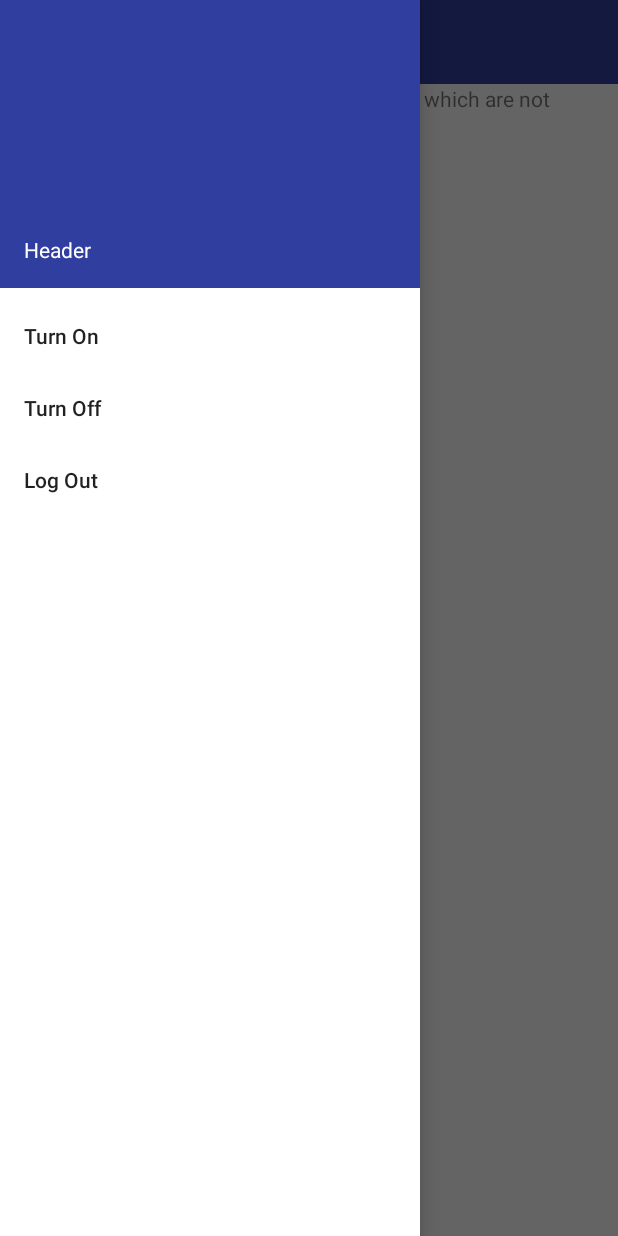
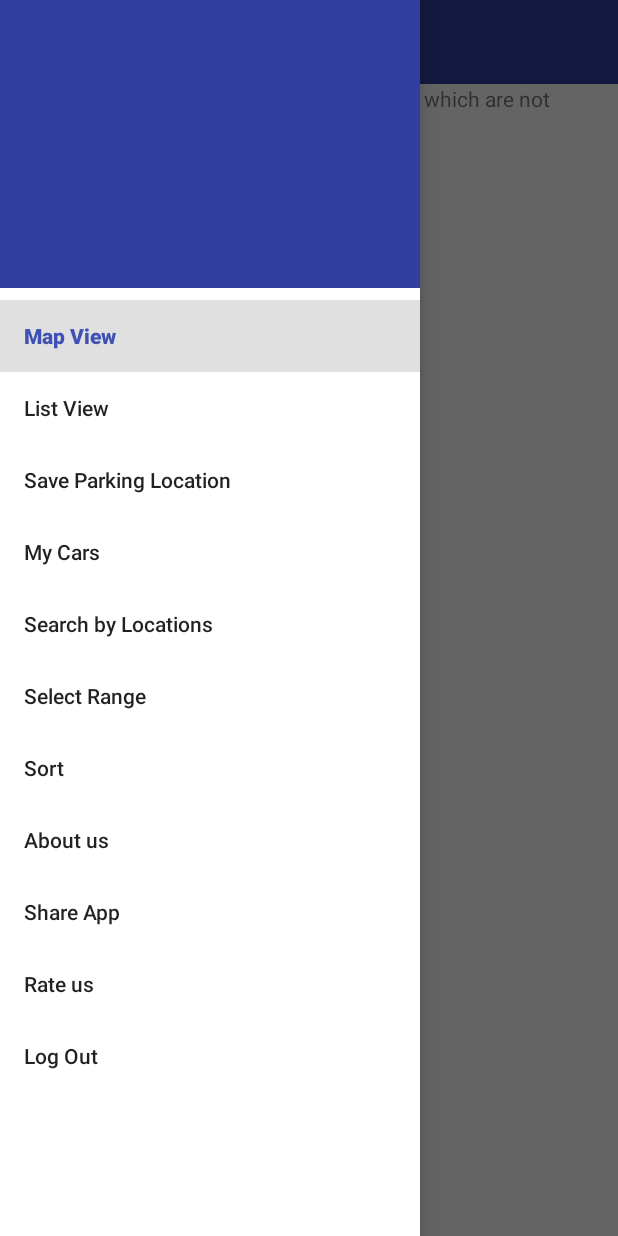
Before and after one commit to HiepBP/-FPT-CAPSTONE-PGSS, an Android app: the UserActivity screen opened directly, with no data from a screen before it, with the side drawer open, on a phone screen of 412 x 824 dp. Run offline under Robolectric (Android 15) with nearby library versions, the phone set to English and light mode, and no system bars; our stand-ins replace ButterKnife; libraries missing offline, so code that uses them is left out: com.pubnub.api; 3 statements that could not run were skipped.

Commit message:
Update Navigation Drawer for User Activity

```diff
--- a/Android/app/src/main/AndroidManifest.xml
+++ b/Android/app/src/main/AndroidManifest.xml
@@ -47,7 +47,7 @@
             android:value="@string/google_maps_key" />
 
         <activity
-            android:name=".activities.MapsActivity"
+            android:name=".activities.UserActivity"
             android:label="@string/title_activity_maps"
             android:theme="@style/AppTheme.NoActionBar" />
         <activity
--- a/Android/app/src/main/java/com/fptuni/capstone/pgss/activities/LoginActivity.java
+++ b/Android/app/src/main/java/com/fptuni/capstone/pgss/activities/LoginActivity.java
@@ -4,8 +4,6 @@ import android.content.Intent;
 import android.os.Bundle;
 import android.support.v7.app.AppCompatActivity;
 import android.view.View;
-import android.view.Window;
-import android.view.WindowManager;
 import android.widget.Button;
 import android.widget.EditText;
 import android.widget.TextView;
@@ -62,7 +60,7 @@ public class LoginActivity extends AppCompatActivity {
                 if (result.isSuccess()) {
                     AccountHelper.save(LoginActivity.this, account);
                     // TODO: load Activity based on account role
-                    Intent intent = new Intent(LoginActivity.this, MapsActivity.class);
+                    Intent intent = new Intent(LoginActivity.this, UserActivity.class);
                     startActivity(intent);
                     finish();
                 } else {
--- a/Android/app/src/main/java/com/fptuni/capstone/pgss/activities/MainActivity.java
+++ b/Android/app/src/main/java/com/fptuni/capstone/pgss/activities/MainActivity.java
@@ -2,13 +2,8 @@ package com.fptuni.capstone.pgss.activities;
 
 import android.content.Intent;
 import android.os.Bundle;
-import android.support.design.widget.FloatingActionButton;
-import android.support.design.widget.Snackbar;
 import android.support.v7.app.AppCompatActivity;
 import android.support.v7.widget.Toolbar;
-import android.view.View;
-import android.view.Menu;
-import android.view.MenuItem;
 
 import com.fptuni.capstone.pgss.R;
 import com.fptuni.capstone.pgss.helpers.AccountHelper;
@@ -31,7 +26,7 @@ public class MainActivity extends AppCompatActivity {
             intent = new Intent(this, LoginActivity.class);
         } else {
             // TODO: load activity based on account role
-            intent = new Intent(this, MapsActivity.class);
+            intent = new Intent(this, UserActivity.class);
         }
         startActivity(intent);
         finish();
--- a/Android/app/src/main/java/com/fptuni/capstone/pgss/activities/MapsActivity.java
+++ b/Android/app/src/main/java/com/fptuni/capstone/pgss/activities/UserActivity.java
@@ -11,24 +11,25 @@ import android.support.annotation.NonNull;
 import android.support.annotation.Nullable;
 import android.support.design.widget.NavigationView;
 import android.support.v4.app.ActivityCompat;
-import android.support.v4.app.FragmentActivity;
-import android.support.v4.view.GravityCompat;
 import android.support.v4.widget.DrawerLayout;
 import android.support.v7.app.ActionBarDrawerToggle;
 import android.support.v7.app.AppCompatActivity;
 import android.support.v7.widget.Toolbar;
 import android.util.Log;
 import android.view.MenuItem;
+import android.view.View;
+import android.widget.TextView;
 import android.widget.Toast;
 
 import com.fptuni.capstone.pgss.R;
+import com.fptuni.capstone.pgss.helpers.AccountHelper;
 import com.fptuni.capstone.pgss.helpers.MapMarkerHelper;
 import com.fptuni.capstone.pgss.helpers.PubNubHelper;
 import com.fptuni.capstone.pgss.interfaces.CarParkClient;
+import com.fptuni.capstone.pgss.models.Account;
 import com.fptuni.capstone.pgss.models.CarPark;
 import com.fptuni.capstone.pgss.models.CarParkWithGeo;
 import com.fptuni.capstone.pgss.models.Geo;
-import com.fptuni.capstone.pgss.network.ControlPubnubPackage;
 import com.fptuni.capstone.pgss.network.GetCoordinatePackage;
 import com.fptuni.capstone.pgss.network.ServiceGenerator;
 import com.google.android.gms.common.ConnectionResult;
@@ -52,14 +53,11 @@ import com.google.android.gms.maps.model.Marker;
 import com.google.android.gms.maps.model.MarkerOptions;
 import com.google.gson.JsonObject;
 import com.pubnub.api.PubNub;
-import com.pubnub.api.callbacks.PNCallback;
 import com.pubnub.api.callbacks.SubscribeCallback;
-import com.pubnub.api.models.consumer.PNPublishResult;
 import com.pubnub.api.models.consumer.PNStatus;
 import com.pubnub.api.models.consumer.pubsub.PNMessageResult;
 import com.pubnub.api.models.consumer.pubsub.PNPresenceEventResult;
 
-import java.util.Arrays;
 import java.util.HashMap;
 import java.util.List;
 
@@ -68,7 +66,7 @@ import retrofit2.Call;
 import retrofit2.Callback;
 import retrofit2.Response;
 
-public class MapsActivity extends AppCompatActivity implements OnMapReadyCallback, GoogleApiClient.ConnectionCallbacks, GoogleApiClient.OnConnectionFailedListener {
+public class UserActivity extends AppCompatActivity implements OnMapReadyCallback, GoogleApiClient.ConnectionCallbacks, GoogleApiClient.OnConnectionFailedListener {
 
     protected static final int REQUEST_CHECK_SETTINGS = 0x1;
 
@@ -89,7 +87,7 @@ public class MapsActivity extends AppCompatActivity implements OnMapReadyCallbac
     @Override
     protected void onCreate(Bundle savedInstanceState) {
         super.onCreate(savedInstanceState);
-        setContentView(R.layout.activity_maps);
+        setContentView(R.layout.activity_user);
         ButterKnife.bind(this);
 
         initiateInstance();
@@ -110,7 +108,7 @@ public class MapsActivity extends AppCompatActivity implements OnMapReadyCallbac
     private void initiateInstance() {
         // Obtain the SupportMapFragment and get notified when the map is ready to be used.
         SupportMapFragment mapFragment = (SupportMapFragment) getSupportFragmentManager()
-                .findFragmentById(R.id.fragment_maps_map);
+                .findFragmentById(R.id.fragment_user_map);
         mapFragment.getMapAsync(this);
 
         markerMap = new HashMap<>();
@@ -129,47 +127,75 @@ public class MapsActivity extends AppCompatActivity implements OnMapReadyCallbac
         // Drawer
         toolbar = (Toolbar) findViewById(R.id.toolbar);
         setSupportActionBar(toolbar);
-        drawerLayout = (DrawerLayout) findViewById(R.id.drawer_layout);
-        navigationMenu = (NavigationView) findViewById(R.id.nvView);
+        drawerLayout = (DrawerLayout) findViewById(R.id.drawerlayout_user);
+        navigationMenu = (NavigationView) findViewById(R.id.navigationview_user);
         setupDrawerContent();
         drawerToggle = new ActionBarDrawerToggle(this, drawerLayout, toolbar,
                 R.string.drawer_open, R.string.drawer_close);
         drawerLayout.addDrawerListener(drawerToggle);
+        View header = navigationMenu.getHeaderView(0);
+        TextView tvUsername = (TextView) header.findViewById(R.id.textview_header_user_username);
+        Account account = AccountHelper.get(this);
+        tvUsername.setText(account.getUsername());
     }
 
     private void setupDrawerContent() {
         navigationMenu.setNavigationItemSelectedListener(new NavigationView.OnNavigationItemSelectedListener() {
             @Override
             public boolean onNavigationItemSelected(@NonNull MenuItem item) {
-                selectDrawerItem(item);
+                onDrawerItemClick(item);
                 return true;
             }
         });
     }
 
-    private void selectDrawerItem(MenuItem item) {
+    private void onDrawerItemClick(MenuItem item) {
         switch (item.getItemId()) {
-            case R.id.nav_first_fragment:
-                ControlPubnubPackage message = new ControlPubnubPackage();
-                message.setHub_name("Hub 1");
-                message.setDevice_name("Detector 1");
-                message.setCommand("test");
-                pubNub.publish()
-                        .message(message)
-                        .channel("control")
-                        .usePOST(true)
-                        .async(new PNCallback<PNPublishResult>() {
-                            @Override
-                            public void onResponse(PNPublishResult result, PNStatus status) {
-
-                            }
-                        });
+            case R.id.nav_user_map_view:
+                // TODO: navigation drawer map view click
+                Toast.makeText(this, item.getTitle() + " clicked", Toast.LENGTH_SHORT).show();
                 break;
-            case R.id.nav_second_fragment:
-                Toast.makeText(this, "Second Fragment", Toast.LENGTH_SHORT).show();
+            case R.id.nav_user_list_view:
+                // TODO: navigation drawer list view click
+                Toast.makeText(this, item.getTitle() + " clicked", Toast.LENGTH_SHORT).show();
                 break;
-            case R.id.nav_third_fragment:
-                Toast.makeText(this, "Third Fragment", Toast.LENGTH_SHORT).show();
+            case R.id.nav_user_save_parking:
+                // TODO: navigation drawer save parking click
+                Toast.makeText(this, item.getTitle() + " clicked", Toast.LENGTH_SHORT).show();
+                break;
+            case R.id.nav_user_my_cars:
+                // TODO: navigation drawer my cars click
+                Toast.makeText(this, item.getTitle() + " clicked", Toast.LENGTH_SHORT).show();
+                break;
+            case R.id.nav_user_search_location:
+                // TODO: navigation drawer search location click
+                Toast.makeText(this, item.getTitle() + " clicked", Toast.LENGTH_SHORT).show();
+                break;
+            case R.id.nav_user_select_range:
+                // TODO: navigation drawer select range click
+                Toast.makeText(this, item.getTitle() + " clicked", Toast.LENGTH_SHORT).show();
+                break;
+            case R.id.nav_user_sort:
+                // TODO: navigation drawer sort click
+                Toast.makeText(this, item.getTitle() + " clicked", Toast.LENGTH_SHORT).show();
+                break;
+            case R.id.nav_user_about_us:
+                // TODO: navigation drawer about us click
+                Toast.makeText(this, item.getTitle() + " clicked", Toast.LENGTH_SHORT).show();
+                break;
+            case R.id.nav_user_share:
+                // TODO: navigation drawer share click
+                Toast.makeText(this, item.getTitle() + " clicked", Toast.LENGTH_SHORT).show();
+                break;
+            case R.id.nav_user_rate:
+                // TODO: navigation drawer rate click
+                Toast.makeText(this, item.getTitle() + " clicked", Toast.LENGTH_SHORT).show();
+                break;
+            case R.id.nav_user_log_out:
+                Intent intent = new Intent(this, LoginActivity.class);
+                AccountHelper.clear(this);
+                startActivity(intent);
+                finish();
                 break;
             default:
         }
@@ -279,13 +305,13 @@ public class MapsActivity extends AppCompatActivity implements OnMapReadyCallbac
      */
     @Override
     public void onConnected(@Nullable Bundle bundle) {
-        Log.i("MapsActivity", "onConnected");
+        Log.i("UserActivity", "onConnected");
         map.clear();
         locationSettingRequest();
     }
 
     private void getCurrentLocation() {
-        Log.i("MapsActivity", "getCurrentLocation");
+        Log.i("UserActivity", "getCurrentLocation");
         if (ActivityCompat.checkSelfPermission(this, Manifest.permission.ACCESS_FINE_LOCATION) != PackageManager.PERMISSION_GRANTED && ActivityCompat.checkSelfPermission(this, Manifest.permission.ACCESS_COARSE_LOCATION) != PackageManager.PERMISSION_GRANTED) {
             // TODO: Consider calling
             //    ActivityCompat#requestPermissions
@@ -361,10 +387,10 @@ public class MapsActivity extends AppCompatActivity implements OnMapReadyCallbac
 
     @Override
     protected void onActivityResult(int requestCode, int resultCode, Intent data) {
-        Log.i("MapsActivity", "onActivityResult");
+        Log.i("UserActivity", "onActivityResult");
         switch (requestCode) {
             case REQUEST_CHECK_SETTINGS:
-                Log.i("MapsActivity", String.valueOf(resultCode));
+                Log.i("UserActivity", String.valueOf(resultCode));
                 switch (resultCode) {
                     case RESULT_OK:
                         getCurrentLocation();
@@ -379,7 +405,7 @@ public class MapsActivity extends AppCompatActivity implements OnMapReadyCallbac
     }
 
     private void locationSettingRequest() {
-        Log.i("MapsActivity", "locationSettingRequest");
+        Log.i("UserActivity", "locationSettingRequest");
         LocationRequest locationRequest = LocationRequest.create();
         locationRequest.setPriority(LocationRequest.PRIORITY_HIGH_ACCURACY);
         locationRequest.setInterval(30 * 1000);
@@ -393,13 +419,13 @@ public class MapsActivity extends AppCompatActivity implements OnMapReadyCallbac
         result.setResultCallback(new ResultCallback<LocationSettingsResult>() {
             @Override
             public void onResult(@NonNull LocationSettingsResult result) {
-                Log.i("MapsActivity", "onResult");
+                Log.i("UserActivity", "onResult");
                 Status status = result.getStatus();
                 LocationSettingsStates state = result.getLocationSettingsStates();
-                Log.i("MapsActivity", status.getStatusMessage());
+                Log.i("UserActivity", status.getStatusMessage());
                 switch (status.getStatusCode()) {
                     case LocationSettingsStatusCodes.SUCCESS:
-                        Log.i("MapsActivity", "on success");
+                        Log.i("UserActivity", "on success");
                         getCurrentLocation();
                         break;
                     case LocationSettingsStatusCodes.RESOLUTION_REQUIRED:
@@ -409,7 +435,7 @@ public class MapsActivity extends AppCompatActivity implements OnMapReadyCallbac
                             // Show the dialog by calling startResolutionForResult(),
                             // and check the result in onActivityResult().
                             status.startResolutionForResult(
-                                    MapsActivity.this,
+                                    UserActivity.this,
                                     REQUEST_CHECK_SETTINGS);
                         } catch (IntentSender.SendIntentException e) {
                             // Ignore the error.
--- a/Android/app/src/main/res/layout/activity_maps.xml
+++ b/Android/app/src/main/res/layout/activity_user.xml
@@ -1,7 +1,7 @@
 <android.support.v4.widget.DrawerLayout xmlns:android="http://schemas.android.com/apk/res/android"
     xmlns:app="http://schemas.android.com/apk/res-auto"
     xmlns:tools="http://schemas.android.com/tools"
-    android:id="@+id/drawer_layout"
+    android:id="@+id/drawerlayout_user"
     android:layout_width="match_parent"
     android:layout_height="match_parent">
     <!-- This LinearLayout represents the contents of the screen  -->
@@ -12,29 +12,29 @@
 
         <!-- The ActionBar displayed at the top -->
         <include
-            layout="@layout/toolbar"
+            layout="@layout/toolbar_user"
             android:layout_width="match_parent"
             android:layout_height="wrap_content" />
 
         <!-- The main content view -->
         <fragment
-            android:id="@+id/fragment_maps_map"
+            android:id="@+id/fragment_user_map"
             android:name="com.google.android.gms.maps.SupportMapFragment"
             android:layout_width="match_parent"
             android:layout_height="match_parent"
-            tools:context="com.fptuni.capstone.pgss.activities.MapsActivity" />
+            tools:context="com.fptuni.capstone.pgss.activities.UserActivity" />
 
     </LinearLayout>
 
     <!-- The navigation drawer that comes from the left -->
     <!-- Note that `android:layout_gravity` needs to be set to 'start' -->
     <android.support.design.widget.NavigationView
-        android:id="@+id/nvView"
+        android:id="@+id/navigationview_user"
         android:layout_width="wrap_content"
         android:layout_height="match_parent"
         android:layout_gravity="start"
         android:background="@android:color/white"
-        app:headerLayout="@layout/nav_header"
-        app:menu="@menu/drawer_view" />
+        app:headerLayout="@layout/nav_header_user"
+        app:menu="@menu/menu_user" />
 
 </android.support.v4.widget.DrawerLayout>
--- a/Android/app/src/main/res/layout/nav_header.xml
+++ b/Android/app/src/main/res/layout/nav_header_user.xml
@@ -3,16 +3,17 @@
     android:layout_width="match_parent"
     android:layout_height="192dp"
     android:background="?attr/colorPrimaryDark"
-    android:gravity="bottom"
+    android:gravity="center"
     android:orientation="vertical"
     android:padding="16dp"
     android:theme="@style/ThemeOverlay.AppCompat.Dark">
 
     <TextView
+        android:id="@+id/textview_header_user_username"
         android:layout_width="match_parent"
         android:layout_height="wrap_content"
-        android:text="Header"
-        android:textAppearance="@style/TextAppearance.AppCompat.Body1"
+        android:gravity="center"
+        android:textAppearance="@style/TextAppearance.AppCompat.Large"
         android:textColor="@android:color/white" />
 
 </LinearLayout>
--- a/Android/app/src/main/res/menu/drawer_view.xml
+++ /dev/null
@@ -1,14 +0,0 @@
-<?xml version="1.0" encoding="utf-8"?>
-<menu xmlns:android="http://schemas.android.com/apk/res/android">
-    <group android:checkableBehavior="single">
-        <item
-            android:id="@+id/nav_first_fragment"
-            android:title="Turn On" />
-        <item
-            android:id="@+id/nav_second_fragment"
-            android:title="Turn Off" />
-        <item
-            android:id="@+id/nav_third_fragment"
-            android:title="Log Out" />
-    </group>
-</menu>
--- /dev/null
+++ b/Android/app/src/main/res/menu/menu_user.xml
@@ -0,0 +1,39 @@
+<?xml version="1.0" encoding="utf-8"?>
+<menu xmlns:android="http://schemas.android.com/apk/res/android">
+    <group android:checkableBehavior="single">
+        <item
+            android:id="@+id/nav_user_map_view"
+            android:checked="true"
+            android:title="@string/user_map_view_title" />
+        <item
+            android:id="@+id/nav_user_list_view"
+            android:title="@string/user_list_view_title" />
+        <item
+            android:id="@+id/nav_user_save_parking"
+            android:title="@string/user_save_parking_title" />
+        <item
+            android:id="@+id/nav_user_my_cars"
+            android:title="@string/user_my_cars" />
+        <item
+            android:id="@+id/nav_user_search_location"
+            android:title="@string/user_search_location_title" />
+        <item
+            android:id="@+id/nav_user_select_range"
+            android:title="@string/user_select_range_title" />
+        <item
+            android:id="@+id/nav_user_sort"
+            android:title="@string/user_sort_title" />
+        <item
+            android:id="@+id/nav_user_about_us"
+            android:title="@string/user_about_us_title" />
+        <item
+            android:id="@+id/nav_user_share"
+            android:title="@string/user_share_app_title" />
+        <item
+            android:id="@+id/nav_user_rate"
+            android:title="@string/user_rate_us_title" />
+        <item
+            android:id="@+id/nav_user_log_out"
+            android:title="@string/user_log_out_title" />
+    </group>
+</menu>
--- a/Android/app/src/main/res/values/strings.xml
+++ b/Android/app/src/main/res/values/strings.xml
@@ -20,6 +20,20 @@
     <string name="register_sign_up">Create Account</string>
     <string name="register_login">Already a member? Login</string>
 
+    <!-- Strings related to user -->
     <string name="drawer_open">Open navigation drawer</string>
     <string name="drawer_close">Close navigation drawer</string>
+    <string name="user_map_view_title">Map View</string>
+    <string name="user_list_view_title">List View</string>
+    <string name="user_save_parking_title">Save Parking Location</string>
+    <string name="user_my_cars">My Cars</string>
+    <string name="user_search_location_title">Search by Locations</string>
+    <string name="user_select_range_title">Select Range</string>
+    <string name="user_sort_title">Sort</string>
+    <string name="user_about_us_title">About us</string>
+    <string name="user_share_app_title">Share App</string>
+    <string name="user_rate_us_title">Rate us</string>
+    <string name="user_log_out_title">Log Out</string>
+    <!-- Menu title -->
+
 </resources>
```
Also changed, not shown: Android/app/src/main/java/com/fptuni/capstone/pgss/network/ControlPubnubPackage.java (+15 -10 lines), Android/app/src/main/res/layout/toolbar_user.xml (renamed from Android/app/src/main/res/layout/toolbar.xml).
